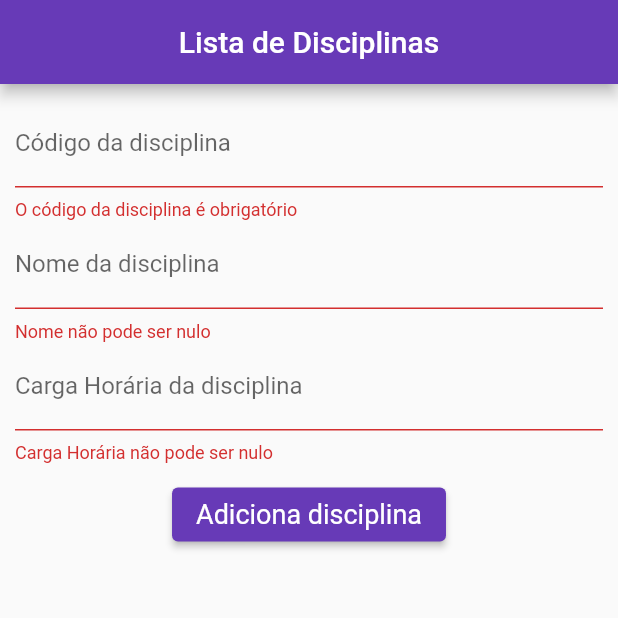
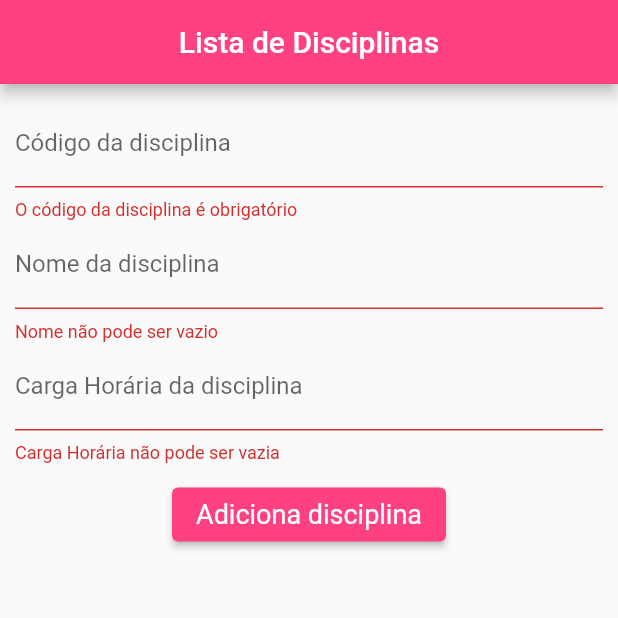
Before and after one commit to Ellian-aragao/IFB-OPT-FLUTTER, a Flutter app: the screen it shows after launch, after a tap on "Adiciona disciplina", on a phone screen of 412 x 824 dp, the top half of it. Run offline on Flutter 3.47's test engine with Material 2 defaults, Android fonts, the phone set to English and light mode, and no system bars.

```diff
--- a/trabalho2/lib/main.dart
+++ b/trabalho2/lib/main.dart
@@ -14,9 +14,9 @@ class MyApp extends StatelessWidget {
     return MaterialApp(
       title: 'Ellian_Aragao_Dias_App',
       theme: ThemeData(
-        primaryColor: Colors.deepPurple,
+        primaryColor: Colors.pinkAccent,
         colorScheme: ColorScheme.fromSwatch().copyWith(
-          secondary: Colors.white,
+          secondary: Colors.grey,
         ),
       ),
       home: const ViewArquivo(titulo: 'Lista de Disciplinas'),
--- a/trabalho2/lib/view/lista_arquivo.dart
+++ b/trabalho2/lib/view/lista_arquivo.dart
@@ -25,33 +25,7 @@ class ViewArquivoState extends State<ViewArquivo> {
   @override
   initState() {
     super.initState();
-    fetchData() async {
-      _disciplinas.clear();
-      final _disciplinasArquivo = await DisciplinaArquivo.leArquivo();
-      final disciplinasDoArquivo = List.from(jsonDecode(_disciplinasArquivo))
-          .map((disciplinaJson) => Disciplina.fromJson(disciplinaJson));
-      setState(() {
-        _disciplinas.addAll(disciplinasDoArquivo);
-      });
-    }
-
-    fetchData();
-  }
-
-  _adicionaDisciplina() {
-    setState(() {
-      _disciplinas.add(Disciplina(
-        int.parse(_codigoController.text),
-        _disciplinaController.text,
-        int.parse(_cargaHorariaController.text),
-      ));
-
-      _codigoController.text = "";
-      _disciplinaController.text = "";
-      _cargaHorariaController.text = "";
-
-      DisciplinaArquivo.escreveArquivo(_disciplinas);
-    });
+    _buscaDados();
   }
 
   @override
@@ -96,7 +70,7 @@ class ViewArquivoState extends State<ViewArquivo> {
                     padding:
                         const EdgeInsets.symmetric(vertical: 10, horizontal: 0),
                     child: ElevatedButton(
-                      onPressed: _noClickAdicionaDisciplina,
+                      onPressed: _clickAdicionaDisciplina,
                       child: const Text("Adiciona disciplina"),
                       style: ElevatedButton.styleFrom(
                         primary: Theme.of(context).primaryColor,
@@ -157,7 +131,33 @@ class ViewArquivoState extends State<ViewArquivo> {
     );
   }
 
-  void _noClickAdicionaDisciplina() {
+  void _adicionaDisciplina() {
+    setState(() {
+      _disciplinas.add(Disciplina(
+        int.parse(_codigoController.text),
+        _disciplinaController.text,
+        int.parse(_cargaHorariaController.text),
+      ));
+
+      _codigoController.text = "";
+      _disciplinaController.text = "";
+      _cargaHorariaController.text = "";
+
+      DisciplinaArquivo.escreveArquivo(_disciplinas);
+    });
+  }
+
+  void _buscaDados() async {
+    _disciplinas.clear();
+    final _disciplinasArquivo = await DisciplinaArquivo.leArquivo();
+    final disciplinasDoArquivo = List.from(jsonDecode(_disciplinasArquivo))
+        .map((disciplinaJson) => Disciplina.fromJson(disciplinaJson));
+    setState(() {
+      _disciplinas.addAll(disciplinasDoArquivo);
+    });
+  }
+
+  void _clickAdicionaDisciplina() {
     if (_formKey.currentState?.validate() == true) {
       _adicionaDisciplina();
     }
@@ -175,17 +175,17 @@ class ViewArquivoState extends State<ViewArquivo> {
 
   String? _validaNomeDaDisciplina(String? value) {
     if (value == null || value.isEmpty) {
-      return "Nome não pode ser nulo";
+      return "Nome não pode ser vazio";
     }
     return null;
   }
 
-  String? _validaCargaHorariaDaDisciplina(value) {
+  String? _validaCargaHorariaDaDisciplina(String? value) {
     if (value == null || value.isEmpty) {
-      return "Carga Horária não pode ser nulo";
+      return "Carga Horária não pode ser vazia";
     }
     if (int.tryParse(value) == null) {
-      return "Valor inválido";
+      return "Valor inválido, apenas números são aceitos";
     }
     return null;
   }
```
